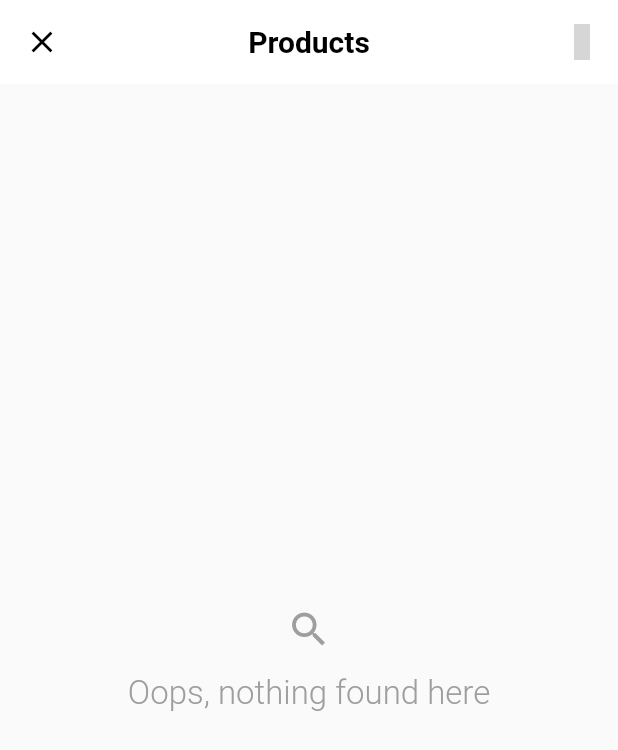
After one commit to allanzico/Food-Ordering-App, a Flutter app: the ProductSearchScreen screen opened directly, on a phone screen of 412 x 824 dp. The commit adds this screen. Shown: the top 750 px of the screen. Run offline on Flutter 3.47's test engine with Material 2 defaults, Android fonts, the phone set to English and light mode, and no system bars; our stand-ins replace carousel_pro, cloud_firestore, eva_icons_flutter, firebase_auth, flutter_spinkit, transparent_image; accounts and stored records are empty; grey boxes are pictures that could not be loaded.

Commit message:
Product search working

```diff
--- a/market/lib/Providers/MarketProvider.dart
+++ b/market/lib/Providers/MarketProvider.dart
@@ -12,7 +12,7 @@ class MarketProvider with ChangeNotifier {
 
   MarketProvider.initialize() {
     _loadMarkets();
-    filterMarkets(marketName: "n");
+    filterMarkets();
   }
 
   //Load Markets to List
--- a/market/lib/Providers/ProductProvider.dart
+++ b/market/lib/Providers/ProductProvider.dart
@@ -11,7 +11,7 @@ class ProductProvider with ChangeNotifier {
 
   ProductProvider.initialize() {
     _loadProducts();
-    filterProducts(productName: "m");
+    filterProducts();
   }
 
   //Private method Load products to List
--- a/market/lib/Screens/HomeScreen.dart
+++ b/market/lib/Screens/HomeScreen.dart
@@ -6,6 +6,7 @@ import 'package:market/Providers/MarketProvider.dart';
 import 'package:market/Providers/ProductProvider.dart';
 import 'package:market/Screens/CategoryScreen.dart';
 import 'package:market/Screens/MarketScreen.dart';
+import 'package:market/Screens/ProductSearch.dart';
 import 'package:market/Widgets/Categories.dart';
 import 'package:market/Widgets/Featured.dart';
 import 'package:market/Widgets/Loading.dart';
@@ -86,6 +87,14 @@ class _HomeScreenState extends State<HomeScreen> {
                           color: Colors.black,
                         ),
                         title: TextField(
+                          textInputAction: TextInputAction.search,
+                          onSubmitted: (pattern) async {
+                            appProvider.changeLoadingState();
+                            await productProvider.filterProducts(
+                                productName: pattern.toLowerCase());
+                            changeScreen(context, ProductSearchScreen());
+                            appProvider.changeLoadingState();
+                          },
                           decoration: InputDecoration(
                               hintText: "Find Groceries in Markets",
                               border: InputBorder.none),
--- /dev/null
+++ b/market/lib/Screens/ProductSearch.dart
@@ -0,0 +1,43 @@
+import 'package:eva_icons_flutter/eva_icons_flutter.dart';
+import 'package:flutter/material.dart';
+import 'package:market/Providers/ProductProvider.dart';
+import 'package:market/Widgets/NoSearchWidget.dart';
+import 'package:market/Widgets/ProductsWidget.dart';
+import 'package:provider/provider.dart';
+
+class ProductSearchScreen extends StatelessWidget {
+  @override
+  Widget build(BuildContext context) {
+    final productProvider = Provider.of<ProductProvider>(context);
+    return Scaffold(
+      appBar: AppBar(
+        iconTheme: IconThemeData(color: Colors.black),
+        backgroundColor: Colors.white,
+        elevation: 0,
+        leading: IconButton(
+            icon: Icon(Icons.close),
+            onPressed: () {
+              Navigator.pop(context);
+            }),
+        title: Text(
+          "Products",
+          style: TextStyle(
+              color: Colors.black, fontSize: 20, fontWeight: FontWeight.bold),
+        ),
+        centerTitle: true,
+        actions: <Widget>[
+          IconButton(icon: Icon(EvaIcons.shoppingBag), onPressed: null)
+        ],
+      ),
+      body: productProvider.filteredProducts.length < 1
+          ? NoSearchWidget()
+          : ListView.builder(
+              itemCount: productProvider.filteredProducts.length,
+              itemBuilder: (context, index) {
+                return ProductWidget(
+                  product: productProvider.filteredProducts[index],
+                );
+              }),
+    );
+  }
+}
--- /dev/null
+++ b/market/lib/Widgets/NoSearchWidget.dart
@@ -0,0 +1,27 @@
+import 'package:flutter/material.dart';
+
+class NoSearchWidget extends StatelessWidget {
+  @override
+  Widget build(BuildContext context) {
+    return Center(
+      child: Column(
+        mainAxisAlignment: MainAxisAlignment.center,
+        children: [
+          Icon(
+            Icons.search,
+            color: Colors.grey,
+            size: 30,
+          ),
+          SizedBox(
+            height: 15,
+          ),
+          Text(
+            "Oops, nothing found here",
+            style: TextStyle(
+                color: Colors.grey, fontSize: 22, fontWeight: FontWeight.w300),
+          )
+        ],
+      ),
+    );
+  }
+}
```
